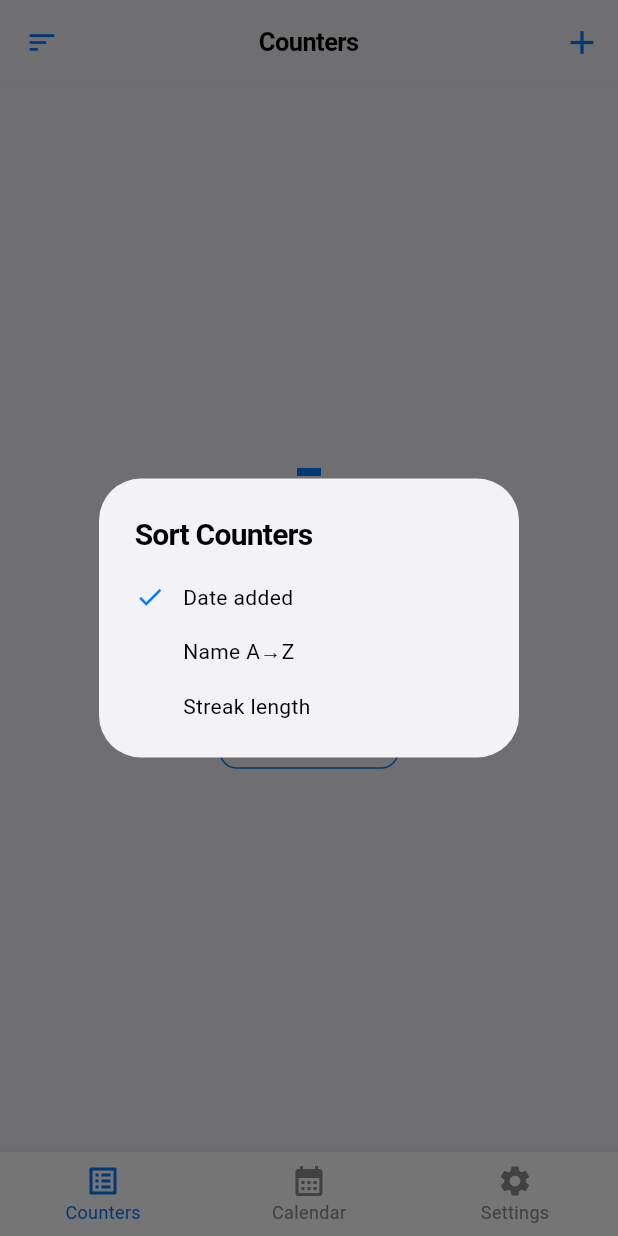
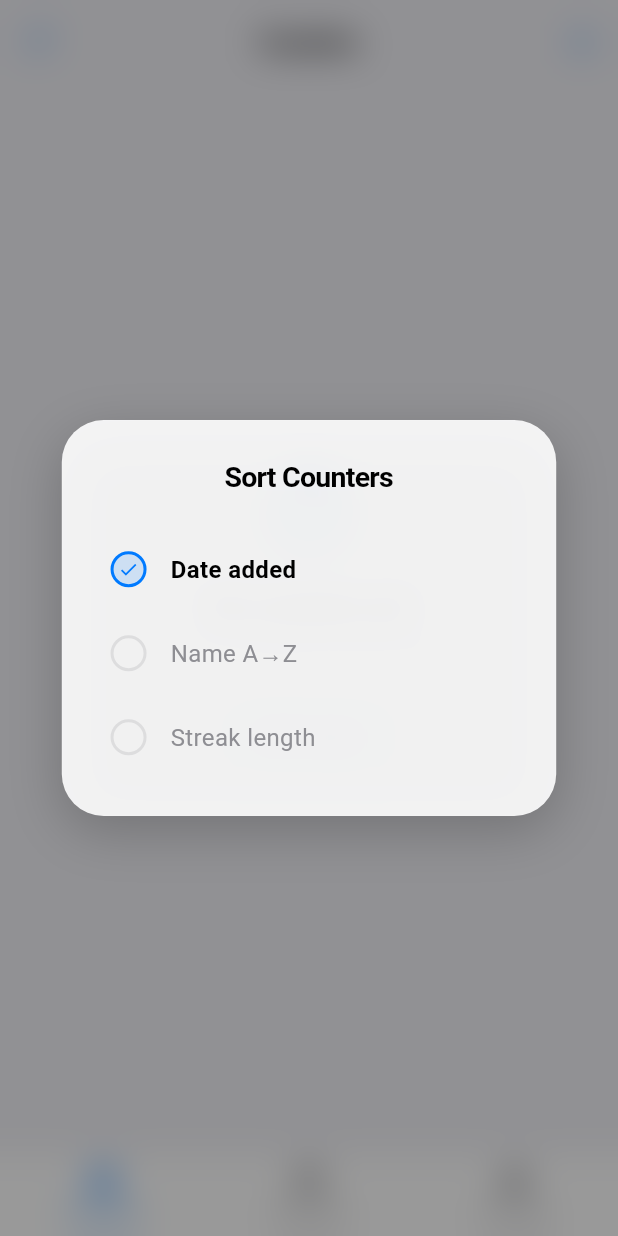
Before and after one commit to Sanju2op/streak-tracker-flutter, a Flutter app: the screen it shows after launch, after a tap on the "sort" icon, on a phone screen of 412 x 824 dp. Run offline on Flutter 3.47's test engine with Material 3 defaults, Android fonts, the phone set to English and light mode, and no system bars; our stand-ins replace fl_chart, flutter_local_notifications, flutter_riverpod, go_router, permission_handler, screenshot and 4 more; missing offline and left inert: home_widget; accounts and stored records are empty.

Commit message:
feat: complete android widget polish, theme fixes, and UI animations

```diff
--- a/lib/screens/counters/counter_detail_screen.dart
+++ b/lib/screens/counters/counter_detail_screen.dart
@@ -465,8 +465,9 @@ class _CurrentStreakCardState extends State<_CurrentStreakCard> {
                 OutlinedButton.icon(
                   onPressed: () {
                     HapticFeedback.lightImpact();
-                    showAppBottomSheet(
+                      showAppBottomSheet(
                       context: context,
+                      fullHeight: true,
                       child: ShareSheet(
                         counter: widget.counter,
                         period: widget.selectedPeriod,
--- a/lib/screens/counters/counters_screen.dart
+++ b/lib/screens/counters/counters_screen.dart
@@ -137,13 +137,59 @@ class CountersScreen extends ConsumerWidget {
 
   void _showSortDialog(BuildContext context, WidgetRef ref) {
     final current = ref.read(counterSortProvider);
-    showDialog<CounterSortOption>(
+    showGeneralDialog<CounterSortOption>(
       context: context,
-      builder: (ctx) => SimpleDialog(
-        title: const Text('Sort Counters'),
+      barrierDismissible: true,
+      barrierLabel: 'Dismiss',
+      barrierColor: Colors.black.withValues(alpha: 0.4),
+      transitionDuration: const Duration(milliseconds: 400),
+      pageBuilder: (ctx, anim1, anim2) {
+        return Center(
+          child: Material(
+            color: Colors.transparent,
+            child: Container(
+              width: MediaQuery.of(ctx).size.width * 0.8,
+              decoration: BoxDecoration(
+                color: context.cardColor.withValues(alpha: 0.9),
+                borderRadius: BorderRadius.circular(28),
+                boxShadow: [
+                  BoxShadow(
+                    color: Colors.black.withValues(alpha: 0.2),
+                    blurRadius: 30,
+                    offset: const Offset(0, 10),
+                  ),
+                ],
+                border: Border.all(
+                  color: Colors.white.withValues(alpha: 0.1),
+                  width: 0.5,
+                ),
+              ),
+              padding: const EdgeInsets.symmetric(vertical: 24, horizontal: 8),
+              child: Column(
+                mainAxisSize: MainAxisSize.min,
                 children: [
-          _sortOption(ctx, 'Date added', CounterSortOption.dateAdded, current),
-          _sortOption(ctx, 'Name A→Z', CounterSortOption.nameAZ, current),
+                  Text(
+                    'Sort Counters',
+                    style: TextStyle(
+                      fontSize: 19,
+                      fontWeight: FontWeight.bold,
+                      color: context.textPrimary,
+                      letterSpacing: -0.5,
+                    ),
+                  ),
+                  const SizedBox(height: 20),
+                  _sortOption(
+                    ctx,
+                    'Date added',
+                    CounterSortOption.dateAdded,
+                    current,
+                  ),
+                  _sortOption(
+                    ctx,
+                    'Name A→Z',
+                    CounterSortOption.nameAZ,
+                    current,
+                  ),
                   _sortOption(
                     ctx,
                     'Streak length',
@@ -152,6 +198,23 @@ class CountersScreen extends ConsumerWidget {
                   ),
                 ],
               ),
+            ),
+          ),
+        );
+      },
+      transitionBuilder: (ctx, anim1, anim2, child) {
+        final curve = CurvedAnimation(parent: anim1, curve: Curves.easeOutBack);
+        return BackdropFilter(
+          filter: ImageFilter.blur(
+            sigmaX: 12 * anim1.value,
+            sigmaY: 12 * anim1.value,
+          ),
+          child: FadeTransition(
+            opacity: anim1,
+            child: ScaleTransition(scale: curve, child: child),
+          ),
+        );
+      },
     ).then((selected) {
       if (selected != null) {
         ref.read(counterSortProvider.notifier).setSort(selected);
@@ -165,17 +228,47 @@ class CountersScreen extends ConsumerWidget {
     CounterSortOption option,
     CounterSortOption current,
   ) {
-    return SimpleDialogOption(
-      onPressed: () => Navigator.pop(ctx, option),
+    final isSelected = option == current;
+    return InkWell(
+      onTap: () => Navigator.pop(ctx, option),
+      borderRadius: BorderRadius.circular(16),
+      child: Container(
+        padding: const EdgeInsets.symmetric(horizontal: 24, vertical: 16),
         child: Row(
           children: [
-          if (option == current)
-            const Icon(Icons.check, color: kAccentBlue, size: 20)
-          else
-            const SizedBox(width: 20),
-          const SizedBox(width: 12),
-          Text(label),
+            Container(
+              width: 24,
+              height: 24,
+              decoration: BoxDecoration(
+                shape: BoxShape.circle,
+                color:
+                    isSelected
+                        ? kAccentBlue.withValues(alpha: 0.15)
+                        : Colors.transparent,
+                border: Border.all(
+                  color:
+                      isSelected
+                          ? kAccentBlue
+                          : ctx.textSecondary.withValues(alpha: 0.2),
+                  width: 2,
+                ),
+              ),
+              child:
+                  isSelected
+                      ? const Icon(Icons.check, color: kAccentBlue, size: 14)
+                      : null,
+            ),
+            const SizedBox(width: 16),
+            Text(
+              label,
+              style: TextStyle(
+                fontSize: 16,
+                fontWeight: isSelected ? FontWeight.w600 : FontWeight.w400,
+                color: isSelected ? ctx.textPrimary : ctx.textSecondary,
+              ),
+            ),
           ],
+        ),
       ),
     );
   }
--- a/lib/screens/counters/reminders_screen.dart
+++ b/lib/screens/counters/reminders_screen.dart
@@ -130,13 +130,15 @@ class RemindersScreen extends ConsumerWidget {
                   child: ListTile(
                     title: Text(
                       reminder.time.format(context),
-                      style: const TextStyle(
+                      style: TextStyle(
                         fontWeight: FontWeight.bold,
                         fontSize: 18,
+                        color: context.textPrimary,
                       ),
                     ),
                     subtitle: Text(
                       'Repeat: ${reminder.repeatMode[0].toUpperCase()}${reminder.repeatMode.substring(1)}',
+                      style: TextStyle(color: context.textSecondary),
                     ),
                     trailing: Switch(
                       value: reminder.isEnabled,
--- a/lib/sheets/reset_drawer_sheet.dart
+++ b/lib/sheets/reset_drawer_sheet.dart
@@ -147,6 +147,7 @@ class _ResetDrawerSheet extends StatelessWidget {
                               onTap: () {
                                 showAppBottomSheet(
                                   context: context,
+                                  fullHeight: true,
                                   child: ShareSheet(
                                     counter: counter,
                                     period: 'days',
--- a/lib/utils/sheet_utils.dart
+++ b/lib/utils/sheet_utils.dart
@@ -12,6 +12,7 @@ Future<T?> showAppBottomSheet<T>({
     context: context,
     isScrollControlled: fullHeight,
     useRootNavigator: true,
+    useSafeArea: true,
     backgroundColor: Colors.transparent,
     barrierColor: Colors.black.withValues(alpha: 0.35),
     builder: (_) => _BlurSheetWrapper(fullHeight: fullHeight, child: child),
--- a/lib/utils/widget_utils.dart
+++ b/lib/utils/widget_utils.dart
@@ -7,10 +7,11 @@ Future<void> updateHomeWidgets(List<Counter> counters) async {
   if (kIsWeb) return;
 
   try {
-    final data = counters.take(3).map((c) => c.toMap()).toList();
+    final data = counters.take(4).map((c) => c.toMap()).toList();
     await HomeWidget.saveWidgetData<String>('counters_json', jsonEncode(data));
     await HomeWidget.updateWidget(name: 'CounterWidgetProvider');
     await HomeWidget.updateWidget(name: 'CounterWidgetProviderMedium');
+    await HomeWidget.updateWidget(name: 'CounterWidgetProviderRounded');
     await HomeWidget.updateWidget(name: 'CounterWidgetProviderLock');
   } catch (e) {
     debugPrint('Error updating home widgets: $e');
--- a/lib/widgets/calendar_day_cell.dart
+++ b/lib/widgets/calendar_day_cell.dart
@@ -26,7 +26,7 @@ class CalendarDayCell extends StatelessWidget {
         border: isSelected
             ? Border.all(color: kAccentBlue, width: 1.5)
             : isToday
-            ? Border.all(color: kTextSecondary.withValues(alpha: 0.3), width: 1)
+            ? Border.all(color: context.textSecondary.withValues(alpha: 0.3), width: 1)
             : null,
         borderRadius: BorderRadius.circular(6),
       ),
@@ -41,7 +41,7 @@ class CalendarDayCell extends StatelessWidget {
               fontWeight: (isToday || isSelected)
                   ? FontWeight.bold
                   : FontWeight.normal,
-              color: isSelected ? kAccentBlue : kTextPrimary,
+              color: isSelected ? kAccentBlue : context.textPrimary,
               fontSize: 14,
             ),
           ),
--- a/lib/widgets/time_tab_selector.dart
+++ b/lib/widgets/time_tab_selector.dart
@@ -34,7 +34,7 @@ class TimeTabSelector extends StatelessWidget {
   Widget build(BuildContext context) {
     return Container(
       decoration: BoxDecoration(
-        color: kBgColor, // light grey wrapper
+        color: context.bgColor, // Use context extension for theme-aware background
         borderRadius: BorderRadius.circular(8),
       ),
       padding: const EdgeInsets.all(3),
@@ -74,7 +74,7 @@ class _TabItem extends StatelessWidget {
         padding: const EdgeInsets.symmetric(vertical: 8),
         decoration: isSelected
             ? BoxDecoration(
-                color: kCardColor,
+                color: context.cardColor,
                 borderRadius: BorderRadius.circular(6),
                 boxShadow: [
                   BoxShadow(
@@ -91,7 +91,7 @@ class _TabItem extends StatelessWidget {
           style: TextStyle(
             fontSize: 12,
             fontWeight: isSelected ? FontWeight.w600 : FontWeight.w500,
-            color: isSelected ? kTextPrimary : kTextSecondary,
+            color: isSelected ? context.textPrimary : context.textSecondary,
           ),
           maxLines: 1,
           overflow: TextOverflow.fade,
```
Also changed, not shown: lib/screens/counters/stats_screen.dart (+10 -10 lines), lib/sheets/add_reminder_sheet.dart (+10 -10 lines), lib/sheets/share_sheet.dart (+10 -8 lines), lib/widgets/calendar_streak_list_item.dart (+4 -4 lines), lib/widgets/stats_summary_card.dart (+7 -7 lines), 46 other files. Lines whose indentation alone changed are shown as unchanged.
